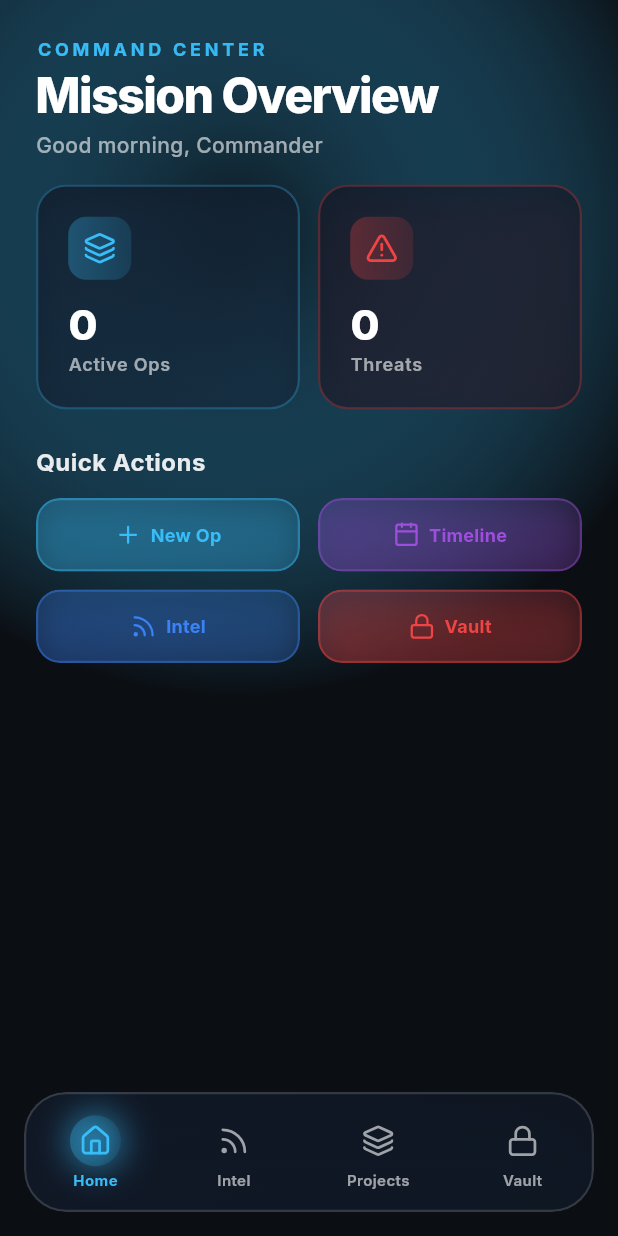
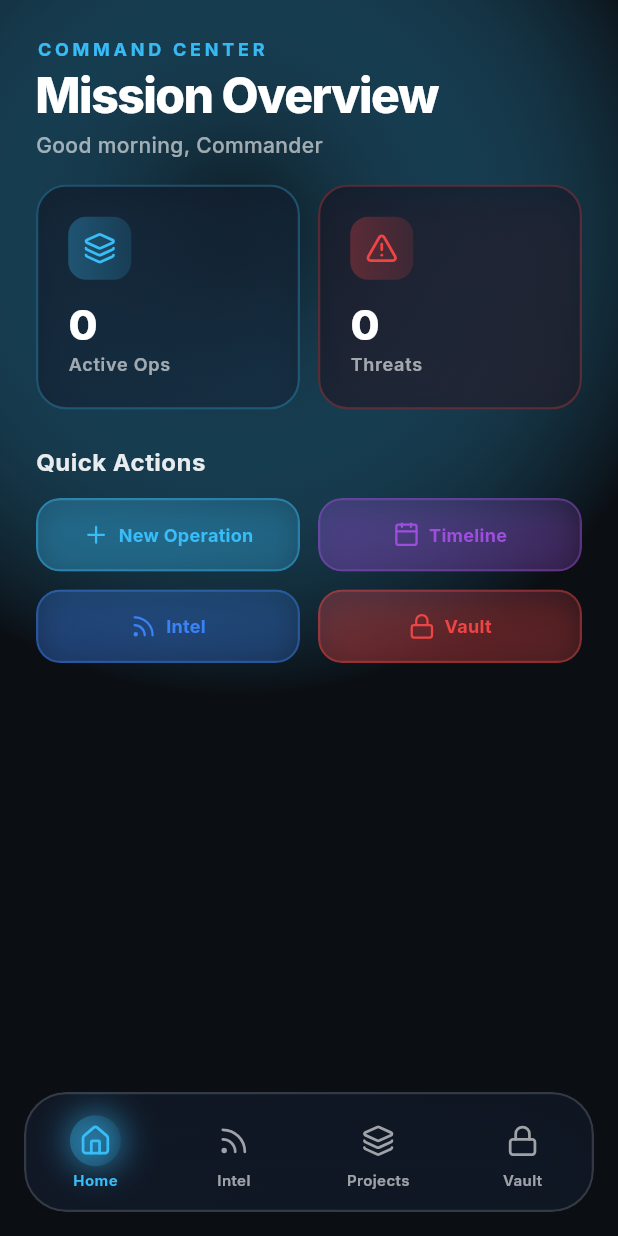
Before and after one commit to DhruvAthaide/Vanguard, a Flutter app: the screen it shows after launch, on a phone screen of 412 x 824 dp. Run offline on Flutter 3.47's test engine with Material 3 defaults, Android fonts, the phone set to English and light mode, and no system bars; our stand-ins replace drift, flutter_riverpod, flutter_secure_storage, flutter_staggered_animations, google_fonts, local_auth and 2 more; missing offline and left inert: local_auth_android, local_auth_darwin, webfeed_revised; accounts and stored records are empty; generated files the repository leaves out were written again; network calls fail.

Commit message:
Updated Quick Action Button

```diff
--- a/lib/views/dashboard/widgets/quick_actions.dart
+++ b/lib/views/dashboard/widgets/quick_actions.dart
@@ -38,7 +38,7 @@ class QuickActions extends StatelessWidget {
             Expanded(
               child: _ActionButton(
                 icon: LucideIcons.plus,
-                label: "New Op",
+                label: "New Operation",
                 color: CyberTheme.accent,
                 onTap: onCreateProject,
               ),
```
